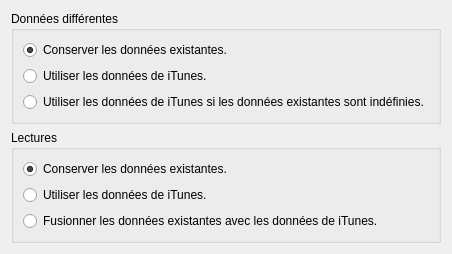
isuhao/TMediaPlayer, file Form/ImporterITunesPage3.ui: the form before one commit.
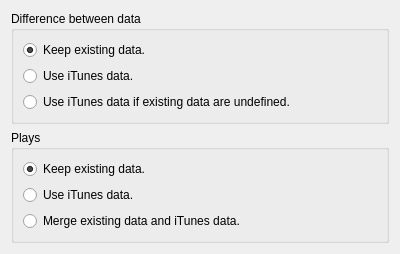
The form after the commit.

What changed in the file:
```diff
--- a/Form/ImporterITunesPage3.ui
+++ b/Form/ImporterITunesPage3.ui
@@ -17,13 +17,13 @@
    <item>
     <widget class="QGroupBox" name="groupData">
      <property name="title">
-      <string>Données différentes</string>
+      <string>Difference between data</string>
      </property>
      <layout class="QVBoxLayout" name="verticalLayout_2">
       <item>
        <widget class="QRadioButton" name="dataNeverChange">
         <property name="text">
-         <string>Conserver les données existantes.</string>
+         <string>Keep existing data.</string>
         </property>
         <property name="checked">
          <bool>true</bool>
@@ -33,14 +33,14 @@
       <item>
        <widget class="QRadioButton" name="dataAlwaysChange">
         <property name="text">
-         <string>Utiliser les données de iTunes.</string>
+         <string>Use iTunes data.</string>
         </property>
        </widget>
       </item>
       <item>
        <widget class="QRadioButton" name="dataChangeWhenNeeded">
         <property name="text">
-         <string>Utiliser les données de iTunes si les données existantes sont indéfinies.</string>
+         <string>Use iTunes data if existing data are undefined.</string>
         </property>
        </widget>
       </item>
@@ -50,13 +50,13 @@
    <item>
     <widget class="QGroupBox" name="groupPlays">
      <property name="title">
-      <string>Lectures</string>
+      <string>Plays</string>
      </property>
      <layout class="QVBoxLayout" name="verticalLayout_3">
       <item>
        <widget class="QRadioButton" name="playsNeverChange">
         <property name="text">
-         <string>Conserver les données existantes.</string>
+         <string>Keep existing data.</string>
         </property>
         <property name="checked">
          <bool>true</bool>
@@ -66,14 +66,14 @@
       <item>
        <widget class="QRadioButton" name="playsAlwaysChange">
         <property name="text">
-         <string>Utiliser les données de iTunes.</string>
+         <string>Use iTunes data.</string>
         </property>
        </widget>
       </item>
       <item>
        <widget class="QRadioButton" name="playsMerge">
         <property name="text">
-         <string>Fusionner les données existantes avec les données de iTunes.</string>
+         <string>Merge existing data and iTunes data.</string>
         </property>
        </widget>
       </item>
```
